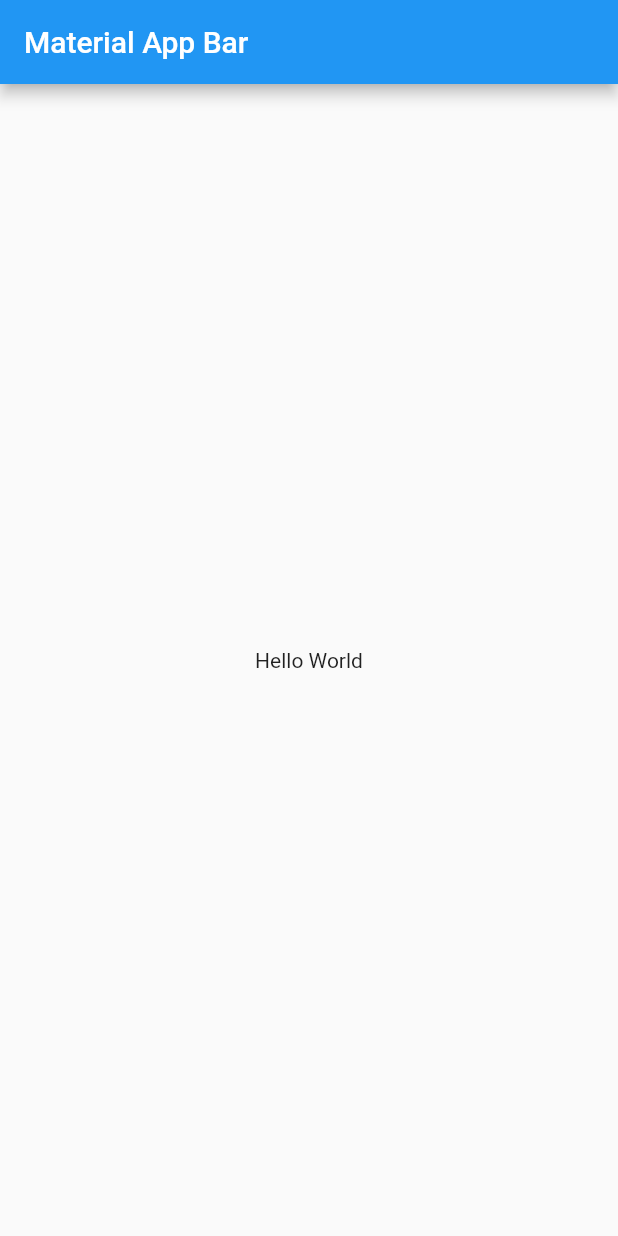
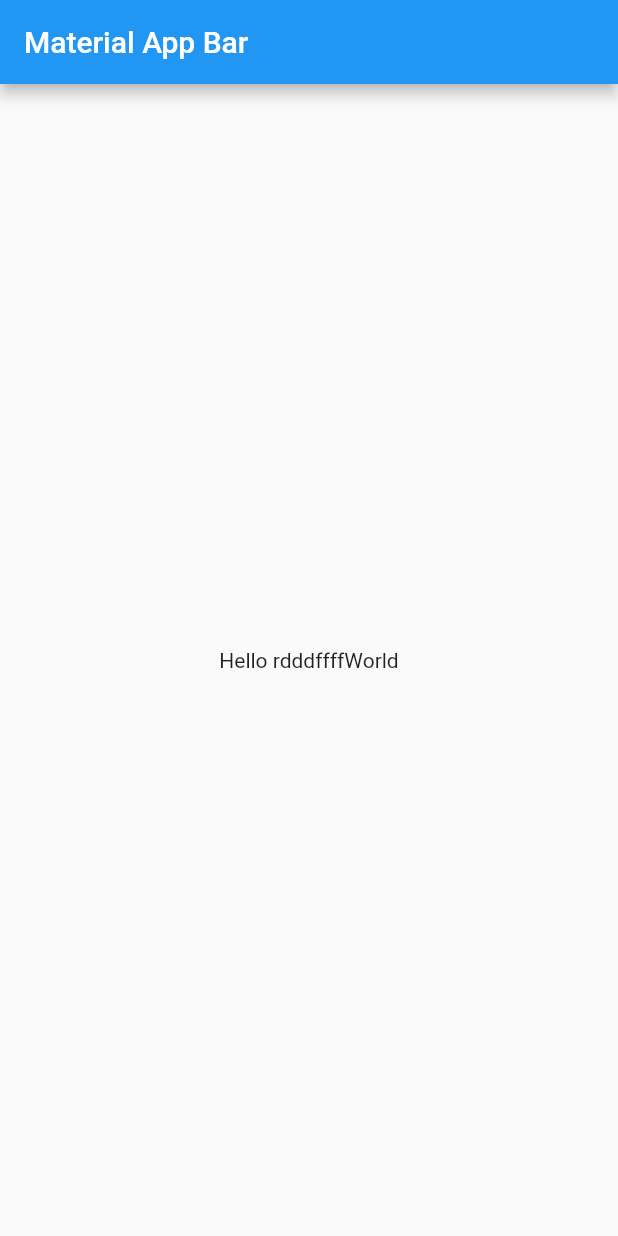
Before and after one commit to AntonioAV/pactica_uno, a Flutter app: the screen it shows after launch, on a phone screen of 412 x 824 dp. Run offline on Flutter 3.47's test engine with Material 2 defaults, Android fonts, the phone set to English and light mode, and no system bars.

Commit message:
Corrección de rama

```diff
--- a/lib/main.dart
+++ b/lib/main.dart
@@ -13,7 +13,7 @@ class MyApp extends StatelessWidget {
         ),
         body: Center(
           child: Container(
-            child: const Text('Hello World'),
+            child: const Text('Hello rdddffffWorld'),
           ),
         ),
       ),
```
